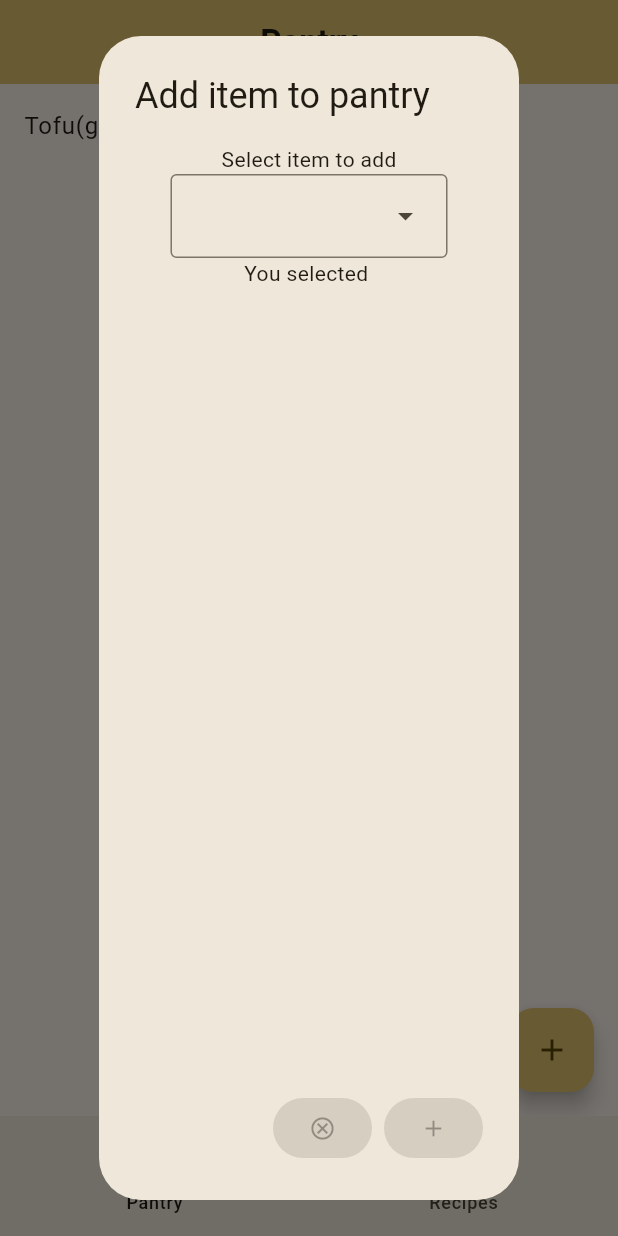
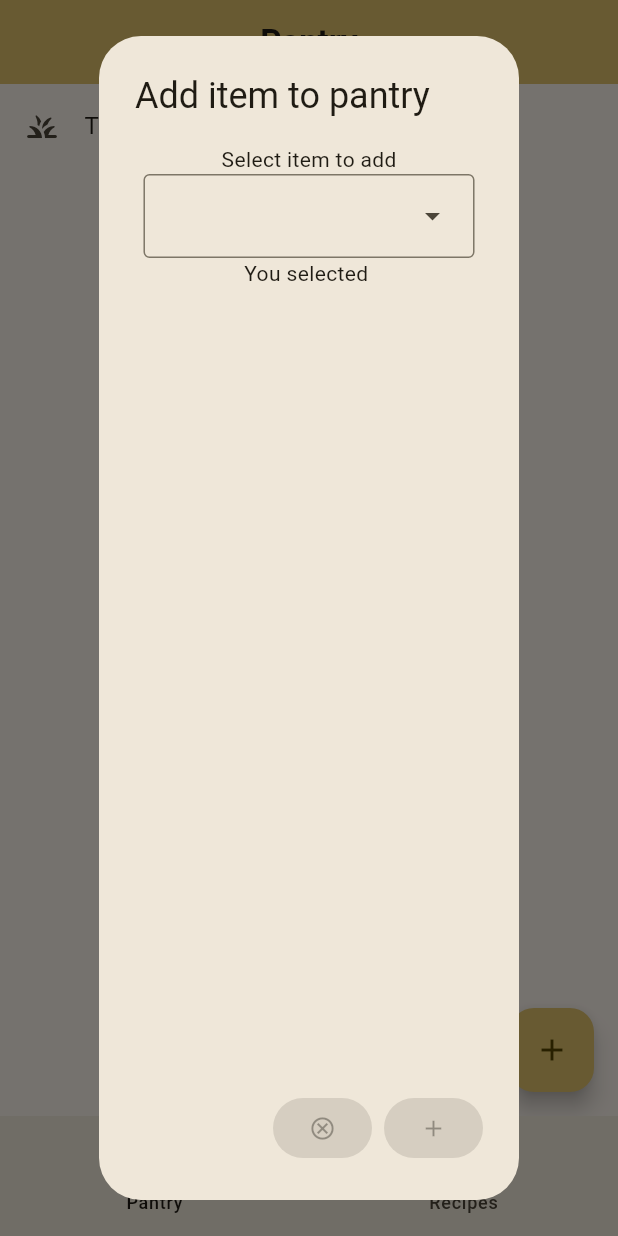
Before and after one commit to Aayushstha03/fridge-manager, a Flutter app: the screen it shows after launch, after a tap on the "add" icon, on a phone screen of 412 x 824 dp. Run offline on Flutter 3.47's test engine with Material 3 defaults, Android fonts, the phone set to English and light mode, and no system bars.

Commit message:
added icons as property in ingredient class and updated codebase

```diff
--- a/lib/components/dialog.dart
+++ b/lib/components/dialog.dart
@@ -17,10 +17,10 @@ class _AddNewRecipeDialogState extends State<AddNewRecipeDialog> {
   Widget build(BuildContext context) {
     return Consumer<Ingredients>(
       builder: (context, value, child) => AlertDialog(
-        title: Text('Add item to pantry'),
+        title: const Text('Add item to pantry'),
         content: Column(
           children: [
-            Text('Select item to add'),
+            const Text('Select item to add'),
             DropdownMenu(
               controller: itemController,
               requestFocusOnTap: true,
@@ -30,13 +30,13 @@ class _AddNewRecipeDialogState extends State<AddNewRecipeDialog> {
                   .getIngredients()
                   .map<DropdownMenuEntry<Ingredient>>((Ingredient item) {
                 return DropdownMenuEntry<Ingredient>(
-                    value: item, label: item.name);
+                    value: item, label: item.name, leadingIcon: item.icon);
               }).toList(),
             ),
-            Text('You selected ${itemController.text}')
+            Text('You selected ${itemController.text}'),
           ],
         ),
-        actions: [
+        actions: const [
           FilledButton(onPressed: null, child: Icon(Icons.cancel_outlined)),
           FilledButton(onPressed: null, child: Icon(Icons.add_outlined))
         ],
--- a/lib/models/ingredient.dart
+++ b/lib/models/ingredient.dart
@@ -1,6 +1,8 @@
+import 'package:flutter/material.dart';
+
 class Ingredient {
   final String name;
-  final String icon;
+  final Icon icon;
 
   Ingredient({
     required this.name,
--- a/lib/models/ingredient_model.dart
+++ b/lib/models/ingredient_model.dart
@@ -4,21 +4,22 @@ import 'package:fridge_app/models/ingredient.dart';
 class Ingredients extends ChangeNotifier {
   //list of ingredients
   List<Ingredient> ingredients = [
-    Ingredient(name: 'Tofu', icon: 'grass_rounded'),
-    Ingredient(name: 'Onion', icon: 'grass_rounded'),
-    Ingredient(name: 'Capsicum', icon: 'grass_rounded'),
-    Ingredient(name: 'Tomato', icon: 'grass_rounded'),
-    Ingredient(name: 'Potato', icon: 'grass_rounded'),
-    Ingredient(name: 'Carrot', icon: 'grass_rounded'),
-    Ingredient(name: 'Cucumber', icon: 'grass_rounded'),
-    Ingredient(name: 'Sweet Potato', icon: 'grass_rounded'),
-    Ingredient(name: 'Yam', icon: 'grass_rounded'),
-    Ingredient(name: 'Green Onion', icon: 'grass_rounded'),
-    Ingredient(name: 'Chicken', icon: 'kebab_dining_outlined'),
+    Ingredient(name: 'Tofu', icon: const Icon(Icons.grass_rounded)),
+    Ingredient(name: 'Onion', icon: const Icon(Icons.grass_rounded)),
+    Ingredient(name: 'Capsicum', icon: const Icon(Icons.grass_rounded)),
+    Ingredient(name: 'Tomato', icon: const Icon(Icons.grass_rounded)),
+    Ingredient(name: 'Potato', icon: const Icon(Icons.grass_rounded)),
+    Ingredient(name: 'Carrot', icon: const Icon(Icons.grass_rounded)),
+    Ingredient(name: 'Cucumber', icon: const Icon(Icons.grass_rounded)),
+    Ingredient(name: 'Sweet Potato', icon: const Icon(Icons.grass_rounded)),
+    Ingredient(name: 'Yam', icon: const Icon(Icons.grass_rounded)),
+    Ingredient(name: 'Green Onion', icon: const Icon(Icons.grass_rounded)),
+    Ingredient(name: 'Chicken', icon: const Icon(Icons.kebab_dining_outlined)),
+    Ingredient(name: 'Sausage', icon: const Icon(Icons.kebab_dining_outlined)),
   ];
 //list of current pantry contents
   List<Ingredient> currentPantry = [
-    Ingredient(name: 'Tofu', icon: 'grass_rounded')
+    Ingredient(name: 'Tofu', icon: const Icon(Icons.grass_rounded))
   ];
 
 //get all ingredients
--- a/lib/pages/pantry_page.dart
+++ b/lib/pages/pantry_page.dart
@@ -38,11 +38,8 @@ class _PantryPageState extends State<PantryPage> {
           itemCount: value.currentPantry.length,
           itemBuilder: (context, index) {
             return ListTile(
-              // leading: Icon(Icons.Text(value.getPantryContents()[index].icon)),
-              title: Text(value.getPantryContents()[index].name +
-                  '(' +
-                  value.getPantryContents()[index].icon +
-                  ')'),
+              leading: value.getPantryContents()[index].icon,
+              title: Text(value.getPantryContents()[index].name),
             );
           },
         ),
--- a/lib/pages/recipe_page.dart
+++ b/lib/pages/recipe_page.dart
@@ -29,7 +29,7 @@ class _RecipePageState extends State<RecipePage> {
             //   String iconData = 'Icons.grass_rounded';
             // }
             return ListTile(
-              // leading: const Icon(),
+              leading: value.getIngredients()[index].icon,
               title: Text(value.getIngredients()[index].name),
             );
           },
```
